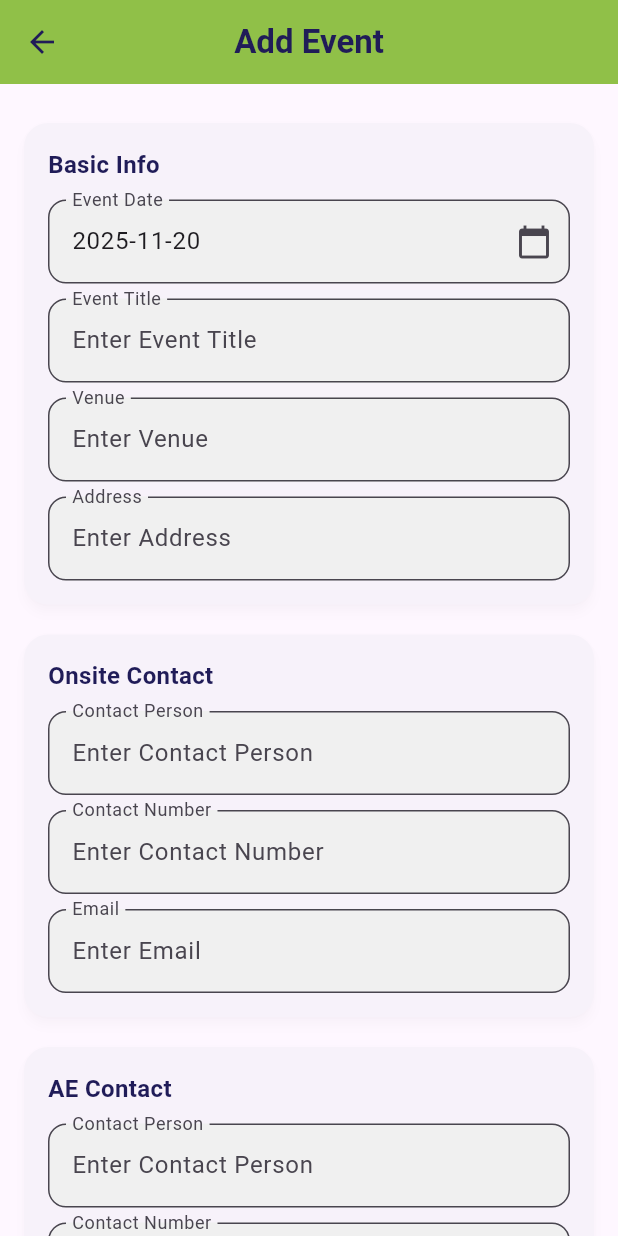
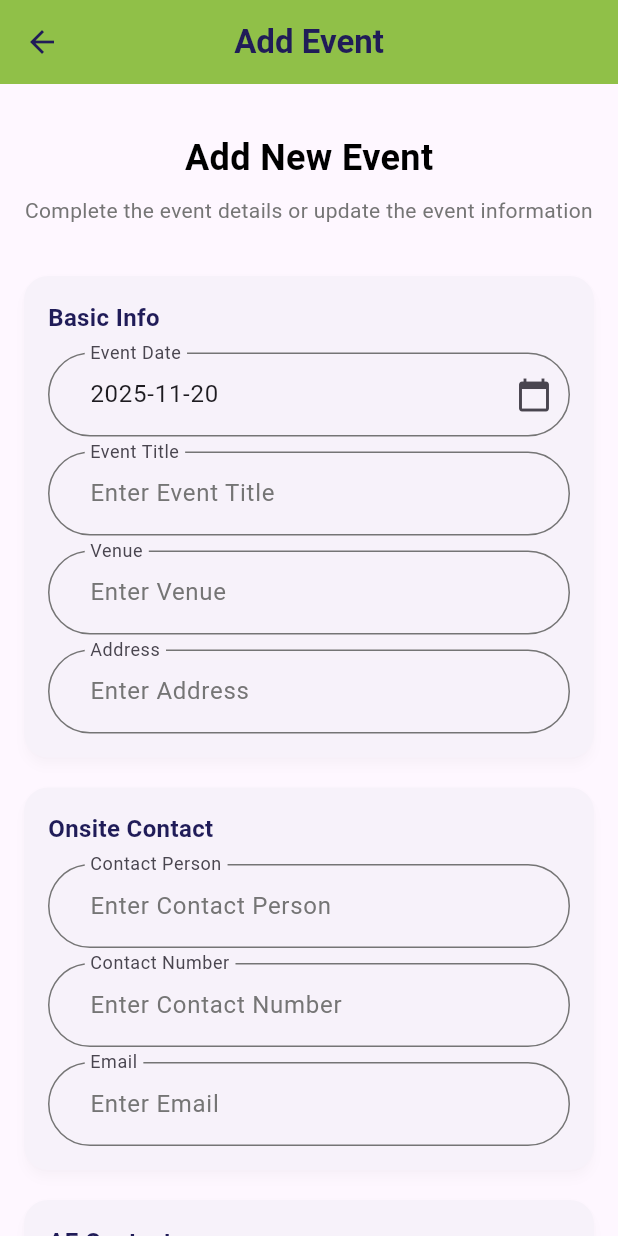
Before and after one commit to munashethedeveloper/kenwell_health_app, a Flutter app: the EventScreen screen opened by its route, on a phone screen of 412 x 824 dp. Run offline on Flutter 3.47's test engine with Material 3 defaults, Android fonts, the phone set to English and light mode, and no system bars; our stand-ins replace cloud_firestore, firebase_auth, package_info_plus, shared_preferences, signature, table_calendar; accounts and stored records are empty.

Commit message:
More textfield updates

```diff
--- a/lib/ui/features/event/widgets/event_screen.dart
+++ b/lib/ui/features/event/widgets/event_screen.dart
@@ -1,4 +1,5 @@
 import 'package:flutter/material.dart';
+import 'package:kenwell_health_app/ui/shared/ui/form/form_input_borders.dart';
 import '../../../shared/ui/app_bar/kenwell_app_bar.dart';
 import '../view_model/event_view_model.dart';
 import '../../../../domain/models/wellness_event.dart';
@@ -61,16 +62,7 @@ class _EventScreenState extends State<EventScreen> {
         void Function(String) onChanged) {
       return DropdownButtonFormField<String>(
         value: value,
-        decoration: InputDecoration(
-          labelText: label,
-          hintText: 'Select $label',
-          floatingLabelBehavior: FloatingLabelBehavior.always,
-          filled: true,
-          fillColor: const Color(0xFFF0F0F0),
-          border: OutlineInputBorder(
-              borderRadius: BorderRadius.circular(12),
-              borderSide: BorderSide.none),
-        ),
+        decoration: _profileFieldDecoration(label, 'Select $label'),
         items: options
             .map((e) => DropdownMenuItem(value: e, child: Text(e)))
             .toList(),
@@ -86,17 +78,8 @@ class _EventScreenState extends State<EventScreen> {
       return TextFormField(
         controller: controller,
         readOnly: true,
-        decoration: InputDecoration(
-          labelText: label,
-          hintText: 'Select $label',
-          floatingLabelBehavior: FloatingLabelBehavior.always,
-          filled: true,
-          fillColor: const Color(0xFFF0F0F0),
+        decoration: _profileFieldDecoration(label, 'Select $label').copyWith(
           suffixIcon: const Icon(Icons.access_time),
-          border: OutlineInputBorder(
-            borderRadius: BorderRadius.circular(12),
-            borderSide: BorderSide.none,
-          ),
         ),
         validator: (val) =>
             (val == null || val.isEmpty) ? 'Select $label' : null,
@@ -139,21 +122,30 @@ class _EventScreenState extends State<EventScreen> {
           key: _formKey,
           child: Column(
             children: [
+              const SizedBox(height: 16),
+              const Text(
+                "Add New Event",
+                style: TextStyle(
+                  color: Colors.black,
+                  fontSize: 24,
+                  fontWeight: FontWeight.bold,
+                ),
+              ),
+              const SizedBox(height: 8),
+              const Text(
+                "Complete the event details or update the event information",
+                textAlign: TextAlign.center,
+                style: TextStyle(color: Color(0xFF757575)),
+              ),
+              const SizedBox(height: 24),
               // Basic Info Section
               sectionWrapper('Basic Info', [
                 TextFormField(
                   controller: widget.viewModel.dateController,
                   readOnly: true,
-                  decoration: const InputDecoration(
-                    labelText: 'Event Date',
-                    hintText: 'Select Event Date',
-                    floatingLabelBehavior: FloatingLabelBehavior.always,
-                    suffixIcon: Icon(Icons.calendar_today),
-                    filled: true,
-                    fillColor: Color(0xFFF0F0F0),
-                    border: OutlineInputBorder(
-                        borderRadius: BorderRadius.all(Radius.circular(12))),
-                  ),
+                  decoration: _profileFieldDecoration(
+                          'Event Date', 'Select Event Date')
+                      .copyWith(suffixIcon: const Icon(Icons.calendar_today)),
                   validator: (val) =>
                       (val == null || val.isEmpty) ? 'Select Event Date' : null,
                   onTap: () async {
@@ -172,42 +164,23 @@ class _EventScreenState extends State<EventScreen> {
                 const SizedBox(height: 10),
                 TextFormField(
                   controller: widget.viewModel.titleController,
-                  decoration: const InputDecoration(
-                      labelText: 'Event Title',
-                      hintText: 'Enter Event Title',
-                      floatingLabelBehavior: FloatingLabelBehavior.always,
-                      filled: true,
-                      fillColor: Color(0xFFF0F0F0),
-                      border: OutlineInputBorder(
-                          borderRadius: BorderRadius.all(Radius.circular(12)))),
+                  decoration: _profileFieldDecoration(
+                      'Event Title', 'Enter Event Title'),
                   validator: (val) =>
                       (val == null || val.isEmpty) ? 'Enter Event Title' : null,
                 ),
                 const SizedBox(height: 10),
                 TextFormField(
                   controller: widget.viewModel.venueController,
-                  decoration: const InputDecoration(
-                      labelText: 'Venue',
-                      hintText: 'Enter Venue',
-                      floatingLabelBehavior: FloatingLabelBehavior.always,
-                      filled: true,
-                      fillColor: Color(0xFFF0F0F0),
-                      border: OutlineInputBorder(
-                          borderRadius: BorderRadius.all(Radius.circular(12)))),
+                  decoration: _profileFieldDecoration('Venue', 'Enter Venue'),
                   validator: (val) =>
                       (val == null || val.isEmpty) ? 'Enter Venue' : null,
                 ),
                 const SizedBox(height: 10),
                 TextFormField(
                   controller: widget.viewModel.addressController,
-                  decoration: const InputDecoration(
-                      labelText: 'Address',
-                      hintText: 'Enter Address',
-                      floatingLabelBehavior: FloatingLabelBehavior.always,
-                      filled: true,
-                      fillColor: Color(0xFFF0F0F0),
-                      border: OutlineInputBorder(
-                          borderRadius: BorderRadius.all(Radius.circular(12)))),
+                  decoration:
+                      _profileFieldDecoration('Address', 'Enter Address'),
                   validator: (val) =>
                       (val == null || val.isEmpty) ? 'Enter Address' : null,
                 ),
@@ -217,14 +190,8 @@ class _EventScreenState extends State<EventScreen> {
               sectionWrapper('Onsite Contact', [
                 TextFormField(
                   controller: widget.viewModel.onsiteContactController,
-                  decoration: const InputDecoration(
-                      labelText: 'Contact Person',
-                      hintText: 'Enter Contact Person',
-                      floatingLabelBehavior: FloatingLabelBehavior.always,
-                      filled: true,
-                      fillColor: Color(0xFFF0F0F0),
-                      border: OutlineInputBorder(
-                          borderRadius: BorderRadius.all(Radius.circular(12)))),
+                  decoration: _profileFieldDecoration(
+                      'Contact Person', 'Enter Contact Person'),
                   validator: (val) => (val == null || val.isEmpty)
                       ? 'Enter Contact Person'
                       : null,
@@ -232,14 +199,8 @@ class _EventScreenState extends State<EventScreen> {
                 const SizedBox(height: 10),
                 TextFormField(
                   controller: widget.viewModel.onsiteNumberController,
-                  decoration: const InputDecoration(
-                      labelText: 'Contact Number',
-                      hintText: 'Enter Contact Number',
-                      floatingLabelBehavior: FloatingLabelBehavior.always,
-                      filled: true,
-                      fillColor: Color(0xFFF0F0F0),
-                      border: OutlineInputBorder(
-                          borderRadius: BorderRadius.all(Radius.circular(12)))),
+                  decoration: _profileFieldDecoration(
+                      'Contact Number', 'Enter Contact Number'),
                   keyboardType: TextInputType.phone,
                   validator: (val) => (val == null || val.isEmpty)
                       ? 'Enter Contact Number'
@@ -248,14 +209,7 @@ class _EventScreenState extends State<EventScreen> {
                 const SizedBox(height: 10),
                 TextFormField(
                   controller: widget.viewModel.onsiteEmailController,
-                  decoration: const InputDecoration(
-                      labelText: 'Email',
-                      hintText: 'Enter Email',
-                      floatingLabelBehavior: FloatingLabelBehavior.always,
-                      filled: true,
-                      fillColor: Color(0xFFF0F0F0),
-                      border: OutlineInputBorder(
-                          borderRadius: BorderRadius.all(Radius.circular(12)))),
+                  decoration: _profileFieldDecoration('Email', 'Enter Email'),
                   keyboardType: TextInputType.emailAddress,
                   validator: (val) =>
                       (val == null || val.isEmpty) ? 'Enter Email' : null,
@@ -266,14 +220,8 @@ class _EventScreenState extends State<EventScreen> {
               sectionWrapper('AE Contact', [
                 TextFormField(
                   controller: widget.viewModel.aeContactController,
-                  decoration: const InputDecoration(
-                      labelText: 'Contact Person',
-                      hintText: 'Enter Contact Person',
-                      floatingLabelBehavior: FloatingLabelBehavior.always,
-                      filled: true,
-                      fillColor: Color(0xFFF0F0F0),
-                      border: OutlineInputBorder(
-                          borderRadius: BorderRadius.all(Radius.circular(12)))),
+                  decoration: _profileFieldDecoration(
+                      'Contact Person', 'Enter Contact Person'),
                   validator: (val) => (val == null || val.isEmpty)
                       ? 'Enter Contact Person'
                       : null,
@@ -281,14 +229,8 @@ class _EventScreenState extends State<EventScreen> {
                 const SizedBox(height: 10),
                 TextFormField(
                   controller: widget.viewModel.aeNumberController,
-                  decoration: const InputDecoration(
-                      labelText: 'Contact Number',
-                      hintText: 'Enter Contact Number',
-                      floatingLabelBehavior: FloatingLabelBehavior.always,
-                      filled: true,
-                      fillColor: Color(0xFFF0F0F0),
-                      border: OutlineInputBorder(
-                          borderRadius: BorderRadius.all(Radius.circular(12)))),
+                  decoration: _profileFieldDecoration(
+                      'Contact Number', 'Enter Contact Number'),
                   keyboardType: TextInputType.phone,
                   validator: (val) => (val == null || val.isEmpty)
                       ? 'Enter Contact Number'
@@ -300,14 +242,8 @@ class _EventScreenState extends State<EventScreen> {
               sectionWrapper('Participation & Numbers', [
                 TextFormField(
                   controller: widget.viewModel.expectedParticipationController,
-                  decoration: const InputDecoration(
-                      labelText: 'Expected Participation',
-                      hintText: 'Enter Expected Participation',
-                      floatingLabelBehavior: FloatingLabelBehavior.always,
-                      filled: true,
-                      fillColor: Color(0xFFF0F0F0),
-                      border: OutlineInputBorder(
-                          borderRadius: BorderRadius.all(Radius.circular(12)))),
+                  decoration: _profileFieldDecoration(
+                      'Expected Participation', 'Enter Expected Participation'),
                   keyboardType: TextInputType.number,
                   validator: (val) => (val == null || val.isEmpty)
                       ? 'Enter Expected Participation'
@@ -316,14 +252,8 @@ class _EventScreenState extends State<EventScreen> {
                 const SizedBox(height: 10),
                 TextFormField(
                   controller: widget.viewModel.passportsController,
-                  decoration: const InputDecoration(
-                      labelText: 'Passports',
-                      hintText: 'Enter Number of Passports',
-                      floatingLabelBehavior: FloatingLabelBehavior.always,
-                      filled: true,
-                      fillColor: Color(0xFFF0F0F0),
-                      border: OutlineInputBorder(
-                          borderRadius: BorderRadius.all(Radius.circular(12)))),
+                  decoration: _profileFieldDecoration(
+                      'Passports', 'Enter Number of Passports'),
                   keyboardType: TextInputType.number,
                   validator: (val) =>
                       (val == null || val.isEmpty) ? 'Enter Passports' : null,
@@ -331,14 +261,8 @@ class _EventScreenState extends State<EventScreen> {
                 const SizedBox(height: 10),
                 TextFormField(
                   controller: widget.viewModel.nursesController,
-                  decoration: const InputDecoration(
-                      labelText: 'Nurses',
-                      hintText: 'Enter Number of Nurses',
-                      floatingLabelBehavior: FloatingLabelBehavior.always,
-                      filled: true,
-                      fillColor: Color(0xFFF0F0F0),
-                      border: OutlineInputBorder(
-                          borderRadius: BorderRadius.all(Radius.circular(12)))),
+                  decoration: _profileFieldDecoration(
+                      'Nurses', 'Enter Number of Nurses'),
                   keyboardType: TextInputType.number,
                   validator: (val) =>
                       (val == null || val.isEmpty) ? 'Enter Nurses' : null,
@@ -429,4 +353,19 @@ class _EventScreenState extends State<EventScreen> {
       ),
     );
   }
+
+  InputDecoration _profileFieldDecoration(String label, String hint) {
+    return InputDecoration(
+      labelText: label,
+      floatingLabelBehavior: FloatingLabelBehavior.always,
+      hintText: hint,
+      hintStyle: const TextStyle(color: Color(0xFF757575)),
+      contentPadding: const EdgeInsets.symmetric(horizontal: 24, vertical: 16),
+      border: authOutlineInputBorder,
+      enabledBorder: authOutlineInputBorder,
+      focusedBorder: authOutlineInputBorder.copyWith(
+        borderSide: const BorderSide(color: Color(0xFFFF7643)),
+      ),
+    );
+  }
 }
--- a/lib/ui/features/risk_assessment/widgets/personal_risk_assessment_screen.dart
+++ b/lib/ui/features/risk_assessment/widgets/personal_risk_assessment_screen.dart
@@ -1,4 +1,5 @@
 import 'package:flutter/material.dart';
+import 'package:kenwell_health_app/ui/shared/ui/form/form_input_borders.dart';
 import 'package:provider/provider.dart';
 import '../../../shared/ui/app_bar/kenwell_app_bar.dart';
 import '../../../shared/ui/form/custom_text_field.dart';
@@ -77,6 +78,10 @@ class PersonalRiskAssessmentScreen extends StatelessWidget {
                                   'If Other, please specify condition and treatment',
                               controller: vm.otherConditionController,
                               hintText: 'Specify other condition...',
+                              decoration: _profileFieldDecoration(
+                                'If Other, please specify condition and treatment',
+                                'Specify other condition...',
+                              ),
                               validator: (val) => val == null || val.isEmpty
                                   ? 'Please specify other condition'
                                   : null,
@@ -135,6 +140,10 @@ class PersonalRiskAssessmentScreen extends StatelessWidget {
                             controller: vm.dailySmokeController,
                             hintText: 'Enter number of cigarettes/day',
                             keyboardType: TextInputType.number,
+                            decoration: _profileFieldDecoration(
+                              'Number per day',
+                              'Enter number of cigarettes/day',
+                            ),
                             validator: (val) => val == null || val.isEmpty
                                 ? 'Please enter daily smoking amount'
                                 : null,
@@ -329,4 +338,19 @@ class PersonalRiskAssessmentScreen extends StatelessWidget {
       ),
     );
   }
+
+  InputDecoration _profileFieldDecoration(String label, String hint) {
+    return InputDecoration(
+      labelText: label,
+      floatingLabelBehavior: FloatingLabelBehavior.always,
+      hintText: hint,
+      hintStyle: const TextStyle(color: Color(0xFF757575)),
+      contentPadding: const EdgeInsets.symmetric(horizontal: 24, vertical: 16),
+      border: authOutlineInputBorder,
+      enabledBorder: authOutlineInputBorder,
+      focusedBorder: authOutlineInputBorder.copyWith(
+        borderSide: const BorderSide(color: Color(0xFFFF7643)),
+      ),
+    );
+  }
 }
```
